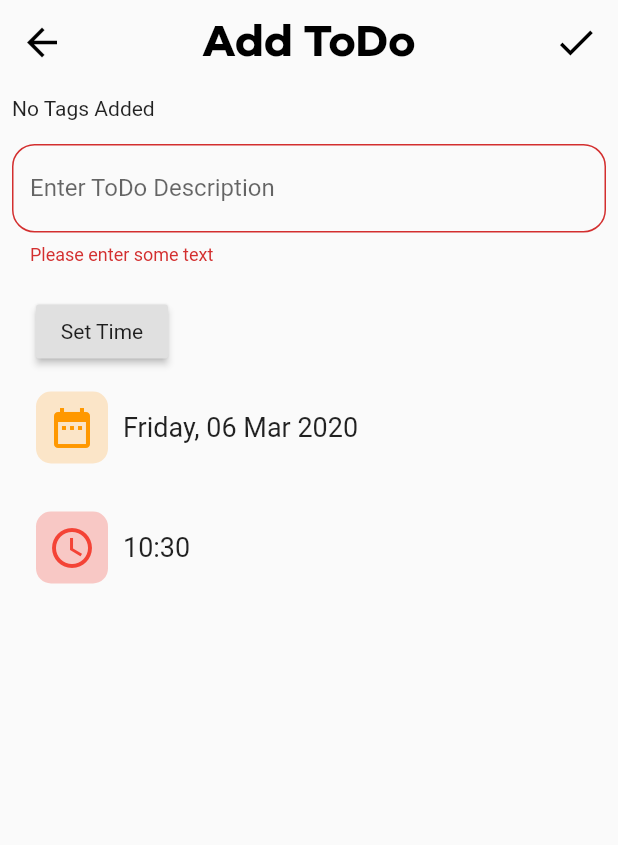
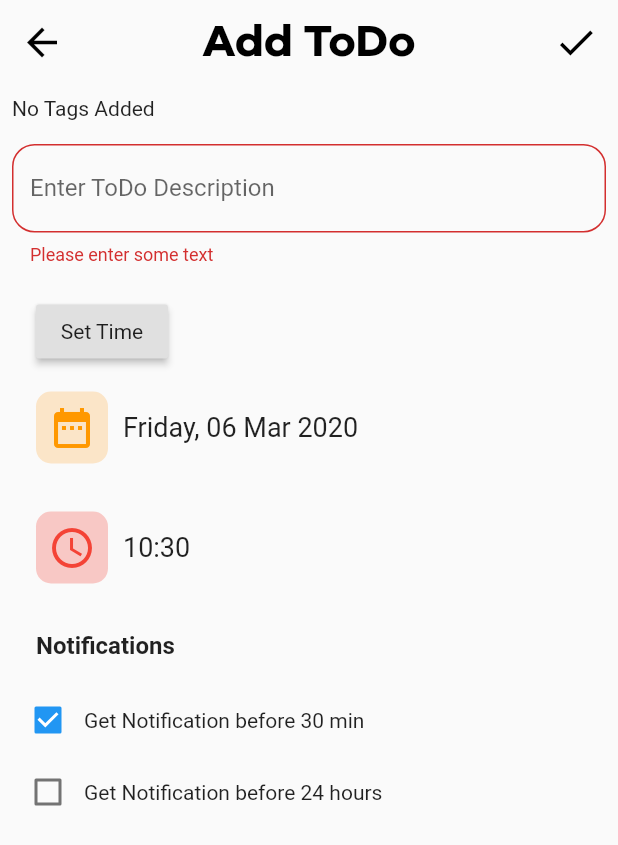
Before and after one commit to utarit/uni_kit, a Flutter app: the TodoEditScreen screen opened directly, after a tap on the "done" icon, on a phone screen of 412 x 824 dp. Shown: the top 845 px of the screen. Run offline on Flutter 3.47's test engine with Material 2 defaults, Android fonts, the phone set to English and light mode, and no system bars; our stand-ins replace firebase_analytics, flutter_datetime_picker, flutter_local_notifications, hive, progress_indicators; accounts and stored records are empty; statements that could not run were skipped.

Commit message:
todo improvements

```diff
--- a/lib/core/providers/notification_provider.dart
+++ b/lib/core/providers/notification_provider.dart
@@ -5,7 +5,9 @@ import 'package:flutter_local_notifications/flutter_local_notifications.dart';
 import 'package:uni_kit/features/todo_list/data/models/todo.dart';
 
 class NotificationProvider {
-  static const defaultDuration = Duration(minutes: 30);
+  static const halfOurDuration = Duration(minutes: 30);
+  static const oneDayDuration = Duration(days: 1);
+
   FlutterLocalNotificationsPlugin flutterLocalNotificationsPlugin =
       FlutterLocalNotificationsPlugin();
 
@@ -20,10 +22,10 @@ class NotificationProvider {
         onSelectNotification: onSelectNotification);
   }
 
-  scheduleTodoNotification(Todo todo) async {
+  scheduleTodoNotification(Todo todo, bool halfOur) async {
     // print("Hello");
     var scheduledNotificationDateTime =
-        todo.endTime.subtract(defaultDuration);
+        todo.endTime.subtract(halfOur ? halfOurDuration : oneDayDuration);
     var vibrationPattern = Int64List(4);
     vibrationPattern[0] = 0;
     vibrationPattern[1] = 1000;
@@ -37,10 +39,11 @@ class NotificationProvider {
       largeIconBitmapSource: BitmapSource.Drawable,
       vibrationPattern: vibrationPattern,
       enableLights: true,
-        color: const Color(0xFFFF0000),
+      color: const Color(0xFFeb4034),
       ledColor: const Color(0xFFFF0000),
       ledOnMs: 1000,
       ledOffMs: 500,
+      icon: 'app_icon'
     );
     var iOSPlatformChannelSpecifics = IOSNotificationDetails();
     NotificationDetails platformChannelSpecifics = NotificationDetails(
@@ -48,7 +51,7 @@ class NotificationProvider {
 
     await flutterLocalNotificationsPlugin.schedule(
       todo.key,
-      '30 dakika kaldı!',
+      halfOur ? 'Last 30 minutes!' : 'Last 24 hours!',
       todo.description,
       scheduledNotificationDateTime,
       platformChannelSpecifics,
--- a/lib/features/course_schedule/domain/providers/course_provider.dart
+++ b/lib/features/course_schedule/domain/providers/course_provider.dart
@@ -1,4 +1,4 @@
-import 'package:flutter/cupertino.dart';
+import 'package:flutter/material.dart';
 import 'package:hive/hive.dart';
 import 'package:uni_kit/features/course_schedule/data/models/course.dart';
 import 'package:uni_kit/features/course_schedule/domain/providers/resources/doldur_xyz_integration.dart';
--- a/lib/features/todo_list/domain/providers/todo_provider.dart
+++ b/lib/features/todo_list/domain/providers/todo_provider.dart
@@ -1,4 +1,4 @@
-import 'package:flutter/cupertino.dart';
+import 'package:flutter/material.dart';
 import 'package:hive/hive.dart';
 import 'package:uni_kit/features/todo_list/data/models/todo.dart';
 
--- a/lib/features/todo_list/domain/providers/todo_tag_provider.dart
+++ b/lib/features/todo_list/domain/providers/todo_tag_provider.dart
@@ -1,4 +1,4 @@
-import 'package:flutter/cupertino.dart';
+import 'package:flutter/material.dart';
 import 'package:hive/hive.dart';
 import 'package:uni_kit/features/todo_list/data/models/todo_tag.dart';
 
--- a/lib/features/todo_list/ui/screens/todo_edit_screen.dart
+++ b/lib/features/todo_list/ui/screens/todo_edit_screen.dart
@@ -18,9 +18,11 @@ class TodoEditScreen extends StatefulWidget {
 
 class _TodoEditScreenState extends State<TodoEditScreen> {
   final _formKey = GlobalKey<FormState>();
-  DateTime deadline;
+  DateTime deadline = DateTime.now();
   final descriptionController = TextEditingController();
-  List<TodoTag> selectedTagList;
+  List<TodoTag> selectedTagList = [];
+  bool halfHourNotification = true;
+  bool oneDayNotification = false;
 
   String fs(int n) => n < 10 ? "0$n" : "$n";
   String formattedDate(DateTime date) =>
@@ -34,8 +36,6 @@ class _TodoEditScreenState extends State<TodoEditScreen> {
       deadline = widget.todo.endTime;
       descriptionController.text = widget.todo.description;
     }
-    selectedTagList = [];
-    deadline = DateTime.now();
   }
 
   @override
@@ -55,19 +55,30 @@ class _TodoEditScreenState extends State<TodoEditScreen> {
             ),
             onPressed: () {
               if (_formKey.currentState.validate()) {
-                Key key = widget.todo == null ? UniqueKey() : widget.todo.key;
+                int key = widget.todo == null
+                    ? UniqueKey().hashCode
+                    : widget.todo.key;
                 selectedTagList.sort((a, b) => a.label.compareTo(b.label));
                 Todo result = Todo(
                   tags: selectedTagList,
                   description: descriptionController.text,
                   endTime: deadline,
-                  key: key.hashCode,
+                  key: key,
                 );
-                todoProvider.editTodo(key.hashCode, result);
-                if (DateTime.now().isBefore(result.endTime
-                    .subtract(NotificationProvider.defaultDuration))) {
+                todoProvider.editTodo(key, result);
+
+                if (halfHourNotification &&
+                    DateTime.now().isBefore(
+                        result.endTime.subtract(Duration(minutes: 30)))) {
                   Provider.of<NotificationProvider>(context, listen: false)
-                      .scheduleTodoNotification(result);
+                      .scheduleTodoNotification(result, true);
+                }
+
+                if (oneDayNotification &&
+                    DateTime.now()
+                        .isBefore(result.endTime.subtract(Duration(days: 1)))) {
+                  Provider.of<NotificationProvider>(context, listen: false)
+                      .scheduleTodoNotification(result, false);
                 }
                 Future.delayed(const Duration(milliseconds: 100), () {
                   Navigator.pop(context);
@@ -145,14 +156,16 @@ class _TodoEditScreenState extends State<TodoEditScreen> {
                             onPressed: () {
                               DatePicker.showDateTimePicker(context,
                                   showTitleActions: true,
-                                  minTime: DateTime.now(),
+                                  currentTime: deadline,
+                                  minTime: DateTime.now()
+                                      .subtract(Duration(minutes: 1)),
                                   maxTime: DateTime.utc(
                                       DateTime.now().year + 1, 12, 31, 23, 59),
                                   onConfirm: (date) {
                                 setState(() {
                                   deadline = date;
                                 });
-                              }, currentTime: deadline);
+                              });
                             }),
                       ),
                       Padding(
@@ -209,6 +222,37 @@ class _TodoEditScreenState extends State<TodoEditScreen> {
                           ],
                         ),
                       ),
+                      Padding(
+                        padding: const EdgeInsets.all(16.0),
+                        child: Text("Notifications",
+                            style: TextStyle(
+                                fontSize: 16, fontWeight: FontWeight.bold)),
+                      ),
+                      Row(
+                          crossAxisAlignment: CrossAxisAlignment.center,
+                          children: <Widget>[
+                            Checkbox(
+                                value: halfHourNotification,
+                                onChanged: (bool checked) {
+                                  setState(() {
+                                    halfHourNotification =
+                                        checked ? true : false;
+                                  });
+                                }),
+                            Text("Get Notification before 30 min")
+                          ]),
+                      Row(
+                          crossAxisAlignment: CrossAxisAlignment.center,
+                          children: <Widget>[
+                            Checkbox(
+                                value: oneDayNotification,
+                                onChanged: (bool checked) {
+                                  setState(() {
+                                    oneDayNotification = checked ? true : false;
+                                  });
+                                }),
+                            Text("Get Notification before 24 hours")
+                          ])
                     ],
                   ),
                 ),
--- a/pubspec.yaml
+++ b/pubspec.yaml
@@ -1,7 +1,7 @@
 name: uni_kit
 description: Emergency Kit for hocams
 
-version: 1.0.33+33
+version: 1.0.35+35
 
 environment:
   sdk: ">=2.2.2 <3.0.0"
```
Also changed, not shown: lib/core/providers/local_data_provider.dart (added, +48 -0 lines), lib/features/todo_list/ui/widgets/todo_list_tile.dart (+5 -5 lines), 1 other file. Lines whose indentation alone changed are shown as unchanged.
